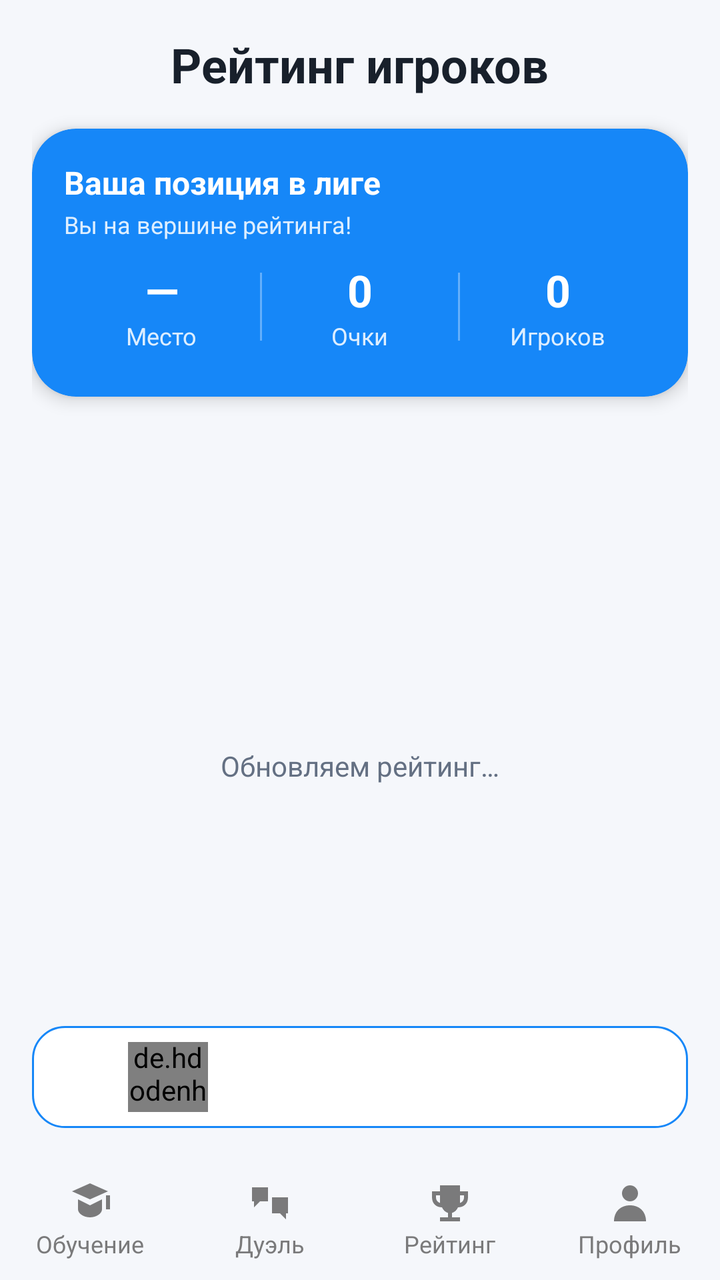
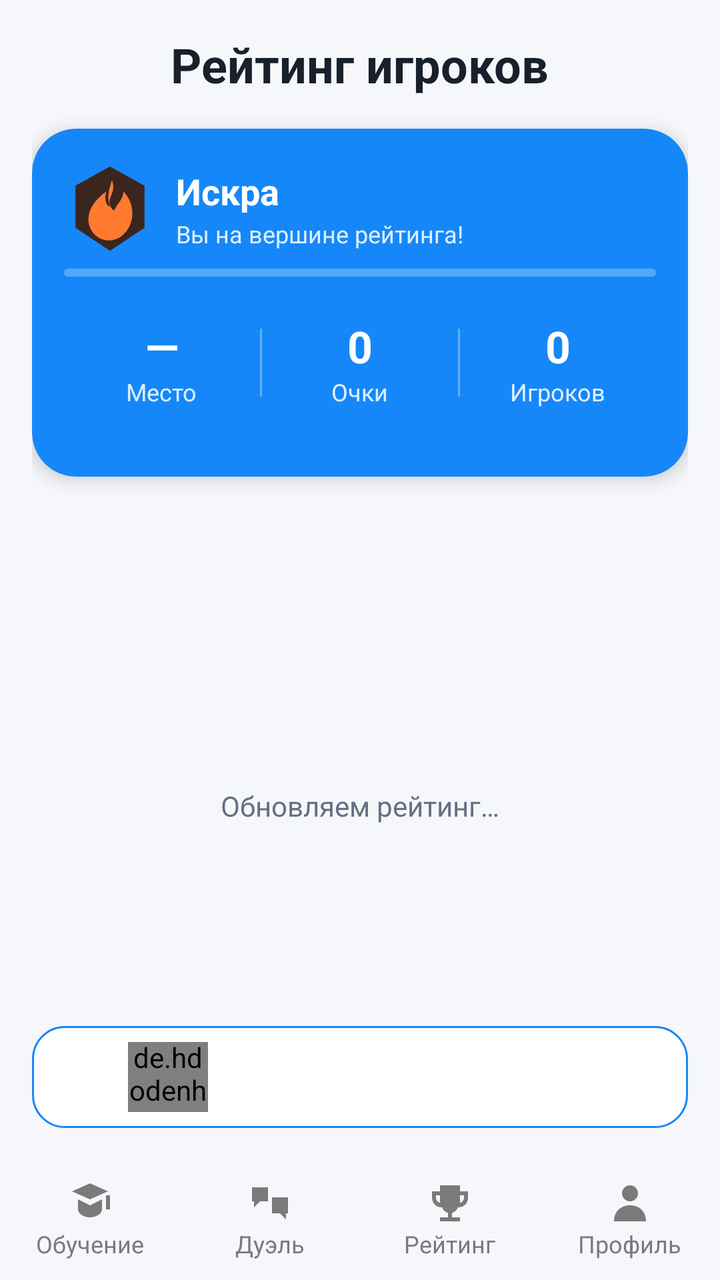

Two renders of the same Android screen: before a commit and after it. Below are the layout's source before the change and the commit's diff.
<!-- AndroidManifest.xml: application theme Theme.Duelingo -->
<!-- res/layout/activity_rank.xml -->
<?xml version="1.0" encoding="utf-8"?>
<androidx.constraintlayout.widget.ConstraintLayout xmlns:android="http://schemas.android.com/apk/res/android"
    xmlns:app="http://schemas.android.com/apk/res-auto"
    xmlns:tools="http://schemas.android.com/tools"
    android:id="@+id/main"

    android:scrollbars="vertical"
    android:fadeScrollbars="false"
    android:scrollbarSize="4dp"
    android:scrollbarStyle="outsideOverlay"
    android:overScrollMode="never"

    android:layout_width="match_parent"
    android:layout_height="match_parent"
    tools:context=".activity.RankActivity"
    android:background="?attr/backgroundColor">



    <com.airbnb.lottie.LottieAnimationView
        android:id="@+id/animationView"
        android:layout_width="wrap_content"
        android:layout_height="wrap_content"
        app:layout_constraintBottom_toBottomOf="parent"
        app:layout_constraintEnd_toEndOf="parent"
        app:layout_constraintStart_toStartOf="parent"
        app:layout_constraintTop_toTopOf="parent"/>


    <LinearLayout
        android:id="@+id/leaderboardContent"
        android:layout_width="0dp"
        android:layout_height="0dp"
        android:orientation="vertical"
        android:background="?attr/backgroundColor"
        android:padding="16dp"
        app:layout_constraintBottom_toTopOf="@id/bottomNavigation"
        app:layout_constraintEnd_toEndOf="parent"
        app:layout_constraintStart_toStartOf="parent"
        app:layout_constraintTop_toTopOf="parent">

        
        <TextView
            android:id="@+id/tvLeaderboardTitle"
            android:layout_width="wrap_content"
            android:layout_height="wrap_content"
            android:text="@string/leaderboard_title"
            android:textSize="24sp"
            android:textColor="?attr/textColor"
            android:textStyle="bold"
            android:layout_gravity="center_horizontal"
            android:paddingBottom="16dp"/>

        <com.google.android.material.card.MaterialCardView
            android:id="@+id/leagueSummaryCard"
            android:layout_width="match_parent"
            android:layout_height="134dp"
            android:layout_marginBottom="12dp"
            app:cardBackgroundColor="@color/blue_primary"
            app:cardCornerRadius="22dp"
            app:cardElevation="5dp">

            <LinearLayout
                android:layout_width="match_parent"
                android:layout_height="match_parent"
                android:orientation="vertical"
                android:padding="16dp">

                <TextView
                    android:layout_width="wrap_content"
                    android:layout_height="wrap_content"
                    android:text="@string/league_title"
                    android:textColor="@color/white"
                    android:textSize="16sp"
                    android:textStyle="bold" />

                <TextView
                    android:id="@+id/tvRankProgress"
                    android:layout_width="wrap_content"
                    android:layout_height="wrap_content"
                    android:layout_marginTop="2dp"
                    android:text="@string/rank_first_place"
                    android:textColor="#DDEEFF"
                    android:textSize="12sp" />

                <LinearLayout
                    android:layout_width="match_parent"
                    android:layout_height="0dp"
                    android:layout_marginTop="4dp"
                    android:layout_weight="1"
                    android:gravity="center"
                    android:orientation="horizontal">

                    <LinearLayout android:layout_width="0dp" android:layout_height="wrap_content" android:layout_weight="1" android:gravity="center" android:orientation="vertical">
                        <TextView android:id="@+id/tvRankSummary" android:layout_width="wrap_content" android:layout_height="wrap_content" android:text="@string/value_dash" android:textColor="@color/white" android:textSize="22sp" android:textStyle="bold" />
                        <TextView android:layout_width="wrap_content" android:layout_height="wrap_content" android:text="@string/rank_stat" android:textColor="#DDEEFF" android:textSize="12sp" />
                    </LinearLayout>

                    <View android:layout_width="1dp" android:layout_height="34dp" android:background="#55FFFFFF" />

                    <LinearLayout android:layout_width="0dp" android:layout_height="wrap_content" android:layout_weight="1" android:gravity="center" android:orientation="vertical">
                        <TextView android:id="@+id/tvPointsSummary" android:layout_width="wrap_content" android:layout_height="wrap_content" android:text="@string/value_zero" android:textColor="@color/white" android:textSize="22sp" android:textStyle="bold" />
                        <TextView android:layout_width="wrap_content" android:layout_height="wrap_content" android:text="@string/points_stat" android:textColor="#DDEEFF" android:textSize="12sp" />
                    </LinearLayout>

                    <View android:layout_width="1dp" android:layout_height="34dp" android:background="#55FFFFFF" />

                    <LinearLayout android:layout_width="0dp" android:layout_height="wrap_content" android:layout_weight="1" android:gravity="center" android:orientation="vertical">
                        <TextView android:id="@+id/tvPlayersSummary" android:layout_width="wrap_content" android:layout_height="wrap_content" android:text="@string/value_zero" android:textColor="@color/white" android:textSize="22sp" android:textStyle="bold" />
                        <TextView android:layout_width="wrap_content" android:layout_height="wrap_content" android:text="@string/players_stat" android:textColor="#DDEEFF" android:textSize="12sp" />
                    </LinearLayout>
                </LinearLayout>
            </LinearLayout>
        </com.google.android.material.card.MaterialCardView>

        <LinearLayout
            android:layout_width="match_parent"
            android:layout_height="0dp"
            android:layout_weight="1"
            android:orientation="vertical">

            

            <androidx.constraintlayout.widget.ConstraintLayout
                android:layout_width="match_parent"
                android:layout_height="match_parent">

                
                <androidx.recyclerview.widget.RecyclerView
                    android:id="@+id/rvLeaderboard"
                    android:layout_width="0dp"
                    android:layout_height="0dp"
                    android:scrollbars="vertical"
                    app:layout_constraintTop_toTopOf="parent"
                    app:layout_constraintStart_toStartOf="parent"
                    app:layout_constraintEnd_toEndOf="parent"
                    app:layout_constraintBottom_toTopOf="@id/rankGapIndicator" />

                <TextView
                    android:id="@+id/rankGapIndicator"
                    android:layout_width="0dp"
                    android:layout_height="28dp"
                    android:gravity="center"
                    android:textColor="?attr/secondaryTextColor"
                    android:textSize="13sp"
                    android:visibility="gone"
                    app:layout_constraintBottom_toTopOf="@id/userContainer"
                    app:layout_constraintEnd_toEndOf="parent"
                    app:layout_constraintStart_toStartOf="parent" />

                <LinearLayout
                    android:id="@+id/leaderboardLoading"
                    android:layout_width="wrap_content"
                    android:layout_height="wrap_content"
                    android:gravity="center"
                    android:orientation="vertical"
                    app:layout_constraintBottom_toTopOf="@id/userContainer"
                    app:layout_constraintEnd_toEndOf="parent"
                    app:layout_constraintStart_toStartOf="parent"
                    app:layout_constraintTop_toTopOf="parent">

                    <ProgressBar
                        android:layout_width="32dp"
                        android:layout_height="32dp"
                        android:indeterminateTint="@color/blue_primary" />

                    <TextView
                        android:layout_width="wrap_content"
                        android:layout_height="wrap_content"
                        android:layout_marginTop="10dp"
                        android:text="@string/leaderboard_loading"
                        android:textColor="?attr/secondaryTextColor"
                        android:textSize="14sp" />
                </LinearLayout>

                
                <androidx.constraintlayout.widget.ConstraintLayout
                    android:id="@+id/userContainer"
                    android:layout_width="0dp"
                    android:layout_height="51dp"
                    android:background="@drawable/bg_current_user_rank"
                    android:padding="8dp"
                    app:layout_constraintBottom_toBottomOf="parent"
                    app:layout_constraintStart_toStartOf="parent"
                    app:layout_constraintEnd_toEndOf="parent">

                    
                    <TextView
                        android:id="@+id/tvUserRank"
                        android:layout_width="32dp"
                        android:layout_height="wrap_content"
                        android:textColor="@color/blue_primary"
                        android:textSize="16sp"
                        android:textStyle="bold"
                        app:layout_constraintBottom_toBottomOf="parent"
                        app:layout_constraintStart_toStartOf="parent"
                        app:layout_constraintTop_toTopOf="parent"/>

                    
                    <de.hdodenhof.circleimageview.CircleImageView
                        android:id="@+id/ivUserAvatar"
                        android:layout_width="40dp"
                        android:layout_height="40dp"
                        android:layout_marginStart="8dp"
                        android:scaleType="centerCrop"
                        android:src="@drawable/default_profile"
                        app:layout_constraintBottom_toBottomOf="parent"
                        app:layout_constraintStart_toEndOf="@id/tvUserRank"
                        app:layout_constraintTop_toTopOf="parent"/>

                    
                    <TextView
                        android:id="@+id/tvUsername"
                        android:layout_width="0dp"
                        android:layout_height="wrap_content"
                        android:layout_marginStart="16dp"
                        android:layout_marginEnd="8dp"
                        android:ellipsize="end"
                        android:maxLines="1"
                        android:textColor="@color/blue_primary"
                        android:textSize="16sp"
                        android:textStyle="bold"
                        app:layout_constraintBottom_toBottomOf="@id/ivUserAvatar"
                        app:layout_constraintEnd_toStartOf="@id/tvUserPoints"
                        app:layout_constraintStart_toEndOf="@id/ivUserAvatar"
                        app:layout_constraintTop_toTopOf="@id/ivUserAvatar"/>

                    
                    <TextView
                        android:id="@+id/tvUserPoints"
                        android:layout_width="wrap_content"
                        android:layout_height="wrap_content"
                        android:layout_marginEnd="8dp"
                        android:minWidth="64dp"
                        android:gravity="end"
                        android:textColor="@color/blue_primary"
                        android:textSize="16sp"
                        android:textStyle="bold"
                        app:layout_constraintBottom_toBottomOf="@id/ivUserAvatar"
                        app:layout_constraintEnd_toEndOf="parent"
                        app:layout_constraintStart_toEndOf="@id/tvUsername"
                        app:layout_constraintTop_toTopOf="@id/ivUserAvatar"/>

                </androidx.constraintlayout.widget.ConstraintLayout>

            </androidx.constraintlayout.widget.ConstraintLayout>

        </LinearLayout>


    </LinearLayout>


    <LinearLayout
        android:id="@+id/bottomNavigation"
        android:layout_width="match_parent"
        android:layout_height="60dp"
        android:orientation="horizontal"
        android:background="?attr/backgroundColor"
        android:layout_alignParentBottom="true"
        app:layout_constraintBottom_toBottomOf="parent">

        <LinearLayout
            android:id="@+id/tests"
            android:layout_width="0dp"
            android:layout_height="match_parent"
            android:layout_weight="1"
            android:orientation="vertical"
            android:gravity="center"
            android:background="?attr/selectableItemBackgroundBorderless">

            <FrameLayout
                android:layout_width="wrap_content"
                android:layout_height="wrap_content">

                <ImageView
                    android:id="@+id/testIcon"
                    android:layout_width="24dp"
                    android:layout_height="24dp"
                    android:src="@drawable/graduation24"
                    android:contentDescription="@string/nav_learning"/>

                <com.airbnb.lottie.LottieAnimationView
                    android:id="@+id/testAnimation"
                    android:layout_width="24dp"
                    android:layout_height="24dp"
                    android:visibility="gone"/>
            </FrameLayout>

            <TextView
                android:id="@+id/testTest"
                android:layout_width="wrap_content"
                android:layout_height="wrap_content"
                android:text="@string/nav_learning"
                android:textColor="#7A7A7B"
                android:textSize="12sp"/>
        </LinearLayout>

        
        <LinearLayout
            android:id="@+id/duel"
            android:layout_width="0dp"
            android:layout_height="match_parent"
            android:layout_weight="1"
            android:orientation="vertical"
            android:gravity="center"
            android:background="?attr/selectableItemBackgroundBorderless">

            <FrameLayout
                android:layout_width="wrap_content"
                android:layout_height="wrap_content">

                <ImageView
                    android:id="@+id/mainIcon"
                    android:layout_width="24dp"
                    android:layout_height="24dp"
                    android:src="@drawable/swords24"
                    android:contentDescription="@string/nav_duel" />

                <com.airbnb.lottie.LottieAnimationView
                    android:id="@+id/duelAnimation"
                    android:layout_width="24dp"
                    android:layout_height="24dp"
                    android:visibility="gone"/>
            </FrameLayout>

            <TextView
                android:id="@+id/mainTest"
                android:layout_width="wrap_content"
                android:layout_height="wrap_content"
                android:text="@string/nav_duel"
                android:textColor="#7A7A7B"
                android:textSize="12sp"/>
        </LinearLayout>

        
        <LinearLayout
            android:id="@+id/leaderboard"
            android:layout_width="0dp"
            android:layout_height="match_parent"
            android:layout_weight="1"
            android:orientation="vertical"
            android:gravity="center"
            android:background="?attr/selectableItemBackgroundBorderless">


            <FrameLayout
                android:layout_width="wrap_content"
                android:layout_height="wrap_content">

                <ImageView
                    android:id="@+id/cupIcon"
                    android:layout_width="24dp"
                    android:layout_height="24dp"
                    android:src="@drawable/trophy24"
                    android:contentDescription="@string/nav_rank"/>

                <com.airbnb.lottie.LottieAnimationView
                    android:id="@+id/cupAnimation"
                    android:layout_width="24dp"
                    android:layout_height="24dp"
                    android:visibility="gone"/>
            </FrameLayout>

            <TextView
                android:id="@+id/cupTest"
                android:layout_width="wrap_content"
                android:layout_height="wrap_content"
                android:text="@string/nav_rank"
                android:textColor="#7A7A7B"
                android:textSize="12sp"/>
        </LinearLayout>

        
        <LinearLayout
            android:id="@+id/profile"
            android:layout_width="0dp"
            android:layout_height="match_parent"
            android:layout_weight="1"
            android:orientation="vertical"
            android:gravity="center"
            android:background="?attr/selectableItemBackgroundBorderless">

            <FrameLayout
                android:layout_width="wrap_content"
                android:layout_height="wrap_content">

                <ImageView
                    android:id="@+id/profileIcon"
                    android:layout_width="24dp"
                    android:layout_height="24dp"
                    android:src="@drawable/profile24"
                    android:contentDescription="@string/nav_profile"/>

                <com.airbnb.lottie.LottieAnimationView
                    android:id="@+id/profAnimation"
                    android:layout_width="24dp"
                    android:layout_height="24dp"
                    android:visibility="gone"/>
            </FrameLayout>

            <TextView
                android:id="@+id/profileTest"
                android:layout_width="wrap_content"
                android:layout_height="wrap_content"
                android:text="@string/nav_profile"
                android:textColor="#7A7A7B"
                android:textSize="12sp"/>
        </LinearLayout>
    </LinearLayout>

</androidx.constraintlayout.widget.ConstraintLayout>
<!-- resources referenced by this layout -->
<resources>
  <color name="blue_primary">#1687F8</color>
  <color name="white">#FFFFFFFF</color>
  <!-- drawable bg_current_user_rank (drawable) -->
  <?xml version="1.0" encoding="utf-8"?>
  <shape xmlns:android="http://schemas.android.com/apk/res/android" android:shape="rectangle">
      <solid android:color="?attr/cardBackgroundColor" />
      <corners android:radius="16dp" />
      <stroke android:width="1dp" android:color="@color/blue_primary" />
  </shape>
  <!-- drawable graduation24 (drawable) -->
  <vector xmlns:android="http://schemas.android.com/apk/res/android" android:width="24dp" android:height="24dp" android:viewportWidth="24" android:viewportHeight="24">
      <path android:fillColor="#7A7A7B" android:pathData="M3,6l9,-4 9,4 -9,4zM6,10l6,3 6,-3v5c0,2 -2.7,4 -6,4s-6,-2 -6,-4zM20,8h2v7h-2z" />
  </vector>
  <!-- drawable profile24 (drawable) -->
  <vector xmlns:android="http://schemas.android.com/apk/res/android" android:width="24dp" android:height="24dp" android:viewportWidth="24" android:viewportHeight="24">
      <path android:fillColor="#7A7A7B" android:pathData="M12,3a4,4 0,1 0,0 8,4 4,0 0,0 0,-8zM4,21c0,-5 3.4,-8 8,-8s8,3 8,8z" />
  </vector>
  <!-- drawable swords24 (drawable) -->
  <vector xmlns:android="http://schemas.android.com/apk/res/android" android:width="24dp" android:height="24dp" android:viewportWidth="24" android:viewportHeight="24">
      <path android:fillColor="#7A7A7B" android:pathData="M3,4h8v7H7l-3,3v-3H3zM13,9h8v8h-1v3l-3,-3h-4z" />
  </vector>
  <!-- drawable trophy24 (drawable) -->
  <vector xmlns:android="http://schemas.android.com/apk/res/android" android:width="24dp" android:height="24dp" android:viewportWidth="24" android:viewportHeight="24">
      <path android:fillColor="#7A7A7B" android:pathData="M7,3h10v3h4v3c0,3 -2,5 -5,5 -0.6,1.4 -1.7,2.4 -3,2.8V19h4v2H7v-2h4v-2.2c-1.3,-0.4 -2.4,-1.4 -3,-2.8 -3,0 -5,-2 -5,-5V6h4zM5,8v1c0,1.4 0.8,2.4 2,2.8V8zM17,8v3.8c1.2,-0.4 2,-1.4 2,-2.8V8z" />
  </vector>
  <string name="leaderboard_loading">Обновляем рейтинг…</string>
  <string name="leaderboard_title">Рейтинг игроков</string>
  <string name="league_title">Ваша позиция в лиге</string>
  <string name="nav_duel">Дуэль</string>
  <string name="nav_learning">Обучение</string>
  <string name="nav_profile">Профиль</string>
  <string name="nav_rank">Рейтинг</string>
  <string name="players_stat">Игроков</string>
  <string name="points_stat">Очки</string>
  <string name="rank_first_place">Вы на вершине рейтинга!</string>
  <string name="rank_stat">Место</string>
  <string name="value_dash" translatable="false">—</string>
  <string name="value_zero" translatable="false">0</string>
  <color name="black">#FF000000</color>
  <color name="background_light">#F5F7FB</color>
  <color name="text_color_light">#18202B</color>
  <color name="secondary_text_light">#647083</color>
  <color name="surface_light">#FFFFFF</color>
  <color name="gray_light">#B3B3B3</color>
  <style name="DuelRush.MaterialButton" parent="Widget.MaterialComponents.Button">
          <item name="android:textSize">16sp</item>
          <item name="android:minHeight">48dp</item>
          <item name="android:textAllCaps">false</item>
          <item name="android:letterSpacing">0</item>
          <item name="android:fontFamily">@font/open_sans_medium</item>
      </style>
  <!-- unchanged entries left out for length: 2 -->
</resources>

<!-- the commit's change to res/layout/activity_rank.xml (unified diff, before → after) -->
@@ -54,7 +54,7 @@
         <com.google.android.material.card.MaterialCardView
             android:id="@+id/leagueSummaryCard"
             android:layout_width="match_parent"
-            android:layout_height="134dp"
+            android:layout_height="174dp"
             android:layout_marginBottom="12dp"
             app:cardBackgroundColor="@color/blue_primary"
             app:cardCornerRadius="22dp"
@@ -66,27 +66,61 @@
                 android:orientation="vertical"
                 android:padding="16dp">
 
-                <TextView
-                    android:layout_width="wrap_content"
-                    android:layout_height="wrap_content"
-                    android:text="@string/league_title"
-                    android:textColor="@color/white"
-                    android:textSize="16sp"
-                    android:textStyle="bold" />
-
-                <TextView
-                    android:id="@+id/tvRankProgress"
-                    android:layout_width="wrap_content"
-                    android:layout_height="wrap_content"
-                    android:layout_marginTop="2dp"
-                    android:text="@string/rank_first_place"
-                    android:textColor="#DDEEFF"
-                    android:textSize="12sp" />
+                <LinearLayout
+                    android:layout_width="match_parent"
+                    android:layout_height="48dp"
+                    android:gravity="center_vertical"
+                    android:orientation="horizontal">
+
+                    <ImageView
+                        android:id="@+id/leagueIcon"
+                        android:layout_width="46dp"
+                        android:layout_height="46dp"
+                        android:contentDescription="@null"
+                        android:src="@drawable/league_ember" />
+
+                    <LinearLayout
+                        android:layout_width="0dp"
+                        android:layout_height="wrap_content"
+                        android:layout_marginStart="10dp"
+                        android:layout_weight="1"
+                        android:orientation="vertical">
+
+                        <TextView
+                            android:id="@+id/leagueName"
+                            android:layout_width="match_parent"
+                            android:layout_height="wrap_content"
+                            android:text="@string/league_ember"
+                            android:textColor="@color/white"
+                            android:textSize="18sp"
+                            android:textStyle="bold" />
+
+                        <TextView
+                            android:id="@+id/tvRankProgress"
+                            android:layout_width="match_parent"
+                            android:layout_height="wrap_content"
+                            android:layout_marginTop="1dp"
+                            android:text="@string/rank_first_place"
+                            android:textColor="#DDEEFF"
+                            android:textSize="12sp" />
+                    </LinearLayout>
+                </LinearLayout>
+
+                <com.google.android.material.progressindicator.LinearProgressIndicator
+                    android:id="@+id/leagueProgress"
+                    android:layout_width="match_parent"
+                    android:layout_height="6dp"
+                    android:layout_marginTop="6dp"
+                    android:max="100"
+                    android:progress="0"
+                    app:indicatorColor="@color/white"
+                    app:trackColor="#44FFFFFF"
+                    app:trackCornerRadius="3dp" />
 
                 <LinearLayout
                     android:layout_width="match_parent"
                     android:layout_height="0dp"
-                    android:layout_marginTop="4dp"
+                    android:layout_marginTop="2dp"
                     android:layout_weight="1"
                     android:gravity="center"
                     android:orientation="horizontal">
<!-- resource entries referenced after the edit -->
@@ -13,6 +13,11 @@
   <vector xmlns:android="http://schemas.android.com/apk/res/android" android:width="24dp" android:height="24dp" android:viewportWidth="24" android:viewportHeight="24">
       <path android:fillColor="#7A7A7B" android:pathData="M3,6l9,-4 9,4 -9,4zM6,10l6,3 6,-3v5c0,2 -2.7,4 -6,4s-6,-2 -6,-4zM20,8h2v7h-2z" />
   </vector>
+  <!-- drawable league_ember (drawable) -->
+  <vector xmlns:android="http://schemas.android.com/apk/res/android" android:width="48dp" android:height="48dp" android:viewportWidth="48" android:viewportHeight="48">
+      <path android:fillColor="#3A261F" android:pathData="M24,2 L42,12 L42,34 L24,46 L6,34 L6,12 Z"/>
+      <path android:fillColor="#FF7A2F" android:pathData="M25,9 C28,17 20,19 26,25 C28,21 31,19 31,15 C38,22 37,34 29,39 C20,44 11,36 13,27 C14,22 18,18 22,15 C21,20 22,22 24,23 C22,17 24,13 25,9 Z"/>
+  </vector>
   <!-- drawable profile24 (drawable) -->
   <vector xmlns:android="http://schemas.android.com/apk/res/android" android:width="24dp" android:height="24dp" android:viewportWidth="24" android:viewportHeight="24">
       <path android:fillColor="#7A7A7B" android:pathData="M12,3a4,4 0,1 0,0 8,4 4,0 0,0 0,-8zM4,21c0,-5 3.4,-8 8,-8s8,3 8,8z" />
@@ -27,7 +32,7 @@
   </vector>
   <string name="leaderboard_loading">Обновляем рейтинг…</string>
   <string name="leaderboard_title">Рейтинг игроков</string>
-  <string name="league_title">Ваша позиция в лиге</string>
+  <string name="league_ember">Искра</string>
   <string name="nav_duel">Дуэль</string>
   <string name="nav_learning">Обучение</string>
   <string name="nav_profile">Профиль</string>
